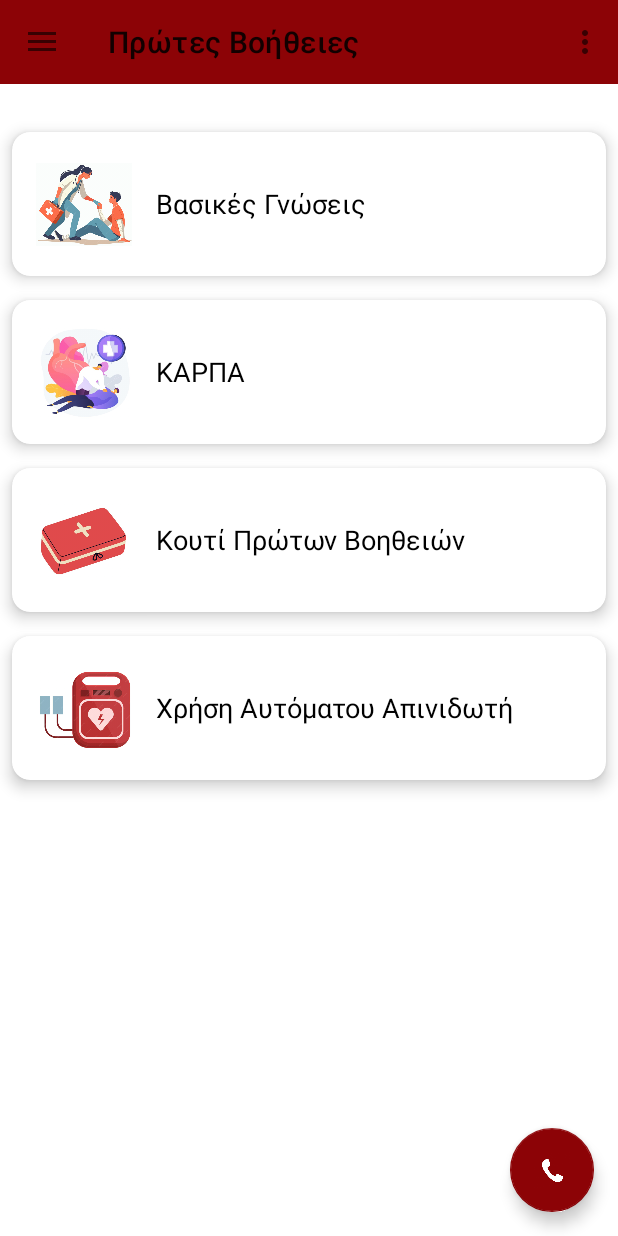
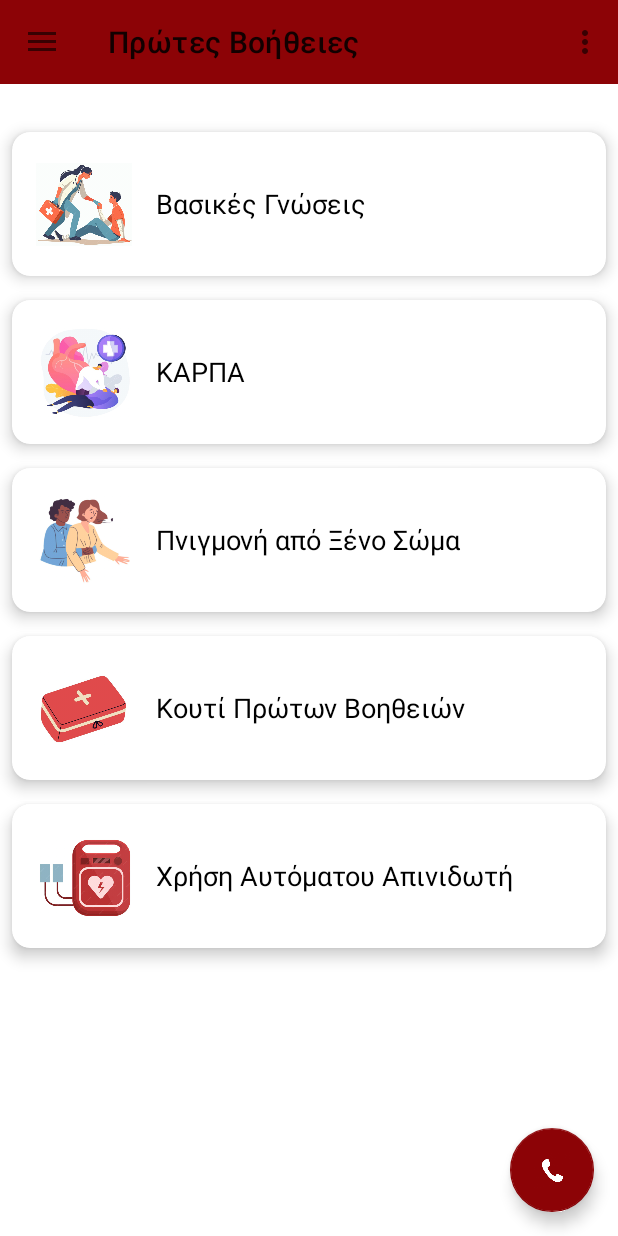
Before and after one commit to KostisSot/androidProject, an Android app: the screen it shows after launch (MainActivity), in the side drawer, after a tap on "Πρώτες Βοήθειες", on a phone screen of 412 x 824 dp. Run offline under Robolectric (Android 15) with nearby library versions, the phone set to English and light mode, and no system bars; our stand-ins replace navigation-ui; 2 statements that could not run were skipped.

Commit message:
more slideshows

```diff
--- a/app/src/main/java/com/example/project1/ui/directions/DirectionsFragment.java
+++ b/app/src/main/java/com/example/project1/ui/directions/DirectionsFragment.java
@@ -39,6 +39,8 @@ public class DirectionsFragment extends Fragment {
         topicList = new ArrayList<>();
         topicList.add(new FirstAidTopic(1, "Βασικές Γνώσεις", R.drawable.basic_first_aid));
         topicList.add(new FirstAidTopic(2, "ΚΑΡΠΑ", R.drawable.cpr_icon));
+        topicList.add(new FirstAidTopic(5, "Πνιγμονή από Ξένο Σώμα", R.drawable.heimlich_icon));
+
         topicList.add(new FirstAidTopic(3, "Κουτί Πρώτων Βοηθειών", R.drawable.first_aid_kit_icon));
         topicList.add(new FirstAidTopic(4, "Χρήση Αυτόματου Απινιδωτή", R.drawable.aed_icon));
 
```
Also changed, not shown: app/src/main/java/com/example/project1/ui/instructions/InstructionsFragment.java (+7 -0 lines), app/src/main/res/drawable/heimlich_icon.png (added), app/src/main/res/drawable/heimlich_picture.png (added).
